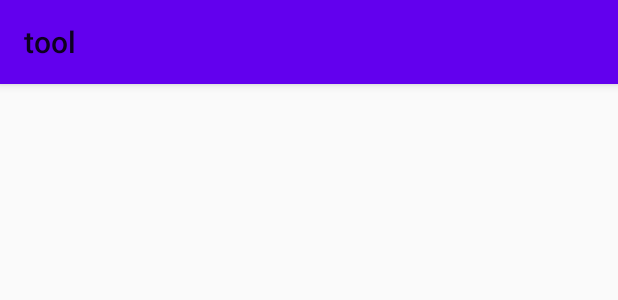
After one commit to viskwon/stockApplication, an Android app: the layout my_stock_fragment.xml on its own in the app's theme, with its tools: preview values and no code run, on a phone screen of 412 x 824 dp. The commit adds this screen. Shown: the top 300 px of the screen. Run offline under Robolectric (Android 15) with nearby library versions, the phone set to English and light mode, and no system bars; network calls fail.

```diff
--- a/app/build.gradle
+++ b/app/build.gradle
@@ -16,6 +16,9 @@ android {
         versionName "1.0"
 
         testInstrumentationRunner "androidx.test.runner.AndroidJUnitRunner"
+    }
+    dataBinding {
+        enabled true
     }
 
     buildTypes {
--- /dev/null
+++ b/app/src/main/java/com/visk/android/stockmanager/viewmodel/MyStockViewModel.kt
@@ -0,0 +1,4 @@
+package com.visk.android.stockmanager.viewmodel
+
+class MyStockViewModel {
+}
--- /dev/null
+++ b/app/src/main/res/layout/my_stock_fragment.xml
@@ -0,0 +1,29 @@
+<?xml version="1.0" encoding="utf-8"?>
+<layout>
+
+    <androidx.constraintlayout.widget.ConstraintLayout xmlns:android="http://schemas.android.com/apk/res/android"
+        xmlns:app="http://schemas.android.com/apk/res-auto"
+        android:layout_width="match_parent"
+        android:layout_height="match_parent">
+
+        <com.google.android.material.appbar.AppBarLayout
+            android:id="@+id/appbar"
+            android:layout_width="match_parent"
+            android:layout_height="wrap_content"
+            android:fitsSystemWindows="true"
+            android:theme="@style/actionBarStyle"
+            app:layout_constraintEnd_toEndOf="parent"
+            app:layout_constraintStart_toStartOf="parent"
+            app:layout_constraintTop_toTopOf="parent">
+
+            <androidx.appcompat.widget.Toolbar
+                android:id="@+id/toolbar"
+                android:layout_width="match_parent"
+                android:layout_height="?attr/actionBarSize"
+                android:theme="@style/actionBarStyle"
+                app:layout_collapseMode="pin"
+                app:title="tool" />
+        </com.google.android.material.appbar.AppBarLayout>
+
+    </androidx.constraintlayout.widget.ConstraintLayout>
+</layout>
```
Also changed, not shown: app/src/main/java/com/visk/android/stockmanager/ui/MainFragment.kt (+34 -5 lines), app/src/main/java/com/visk/android/stockmanager/ui/MyStockFragment.kt (added, +21 -0 lines), app/src/main/res/layout/main_fragment.xml (+39 -15 lines), app/src/main/res/navigation/mobile_navigation.xml (+4 -4 lines).
